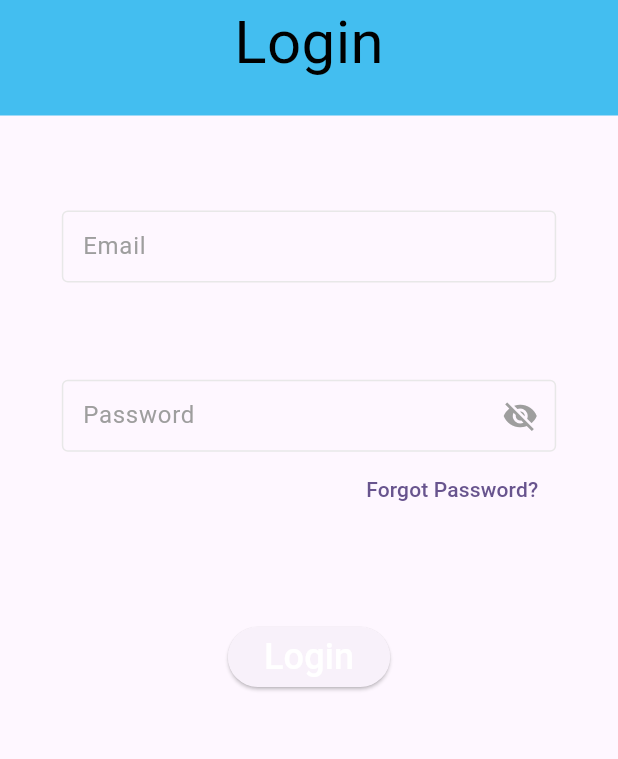
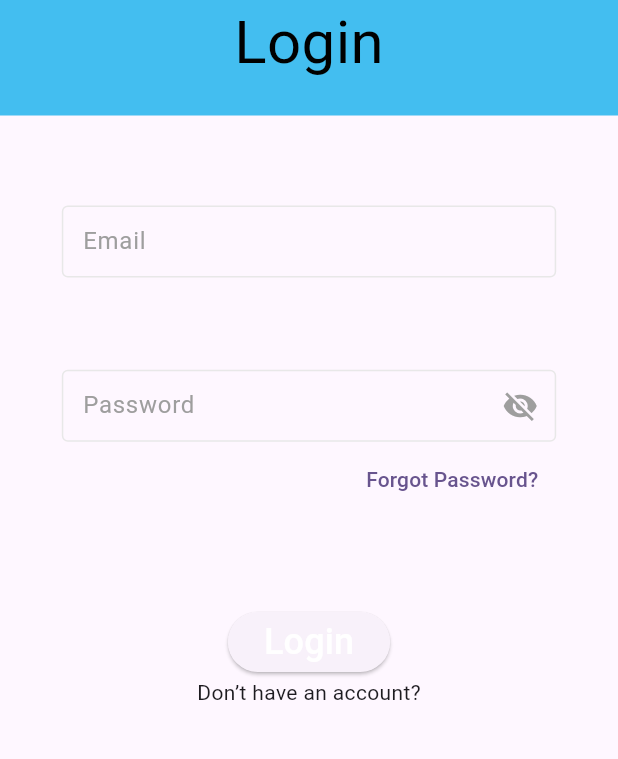
Before and after one commit to Tonyao0924/cesa100, a Flutter app: the screen it shows after launch, after a tap on "Start", on a phone screen of 412 x 824 dp, the part 138-897 px from its top. Run offline on Flutter 3.47's test engine with Material 3 defaults, Android fonts, the light colour scheme and no system bars.

Commit message:
first commit

```diff
--- a/lib/page/Navigation/Login/loginform.dart
+++ b/lib/page/Navigation/Login/loginform.dart
@@ -109,6 +109,7 @@ class _LoginformState extends State<Loginform> {
               ),
             ),
           ),
+          Text('Don’t have an account?'),
           Spacer(flex: 3),
         ],
       ),
```
